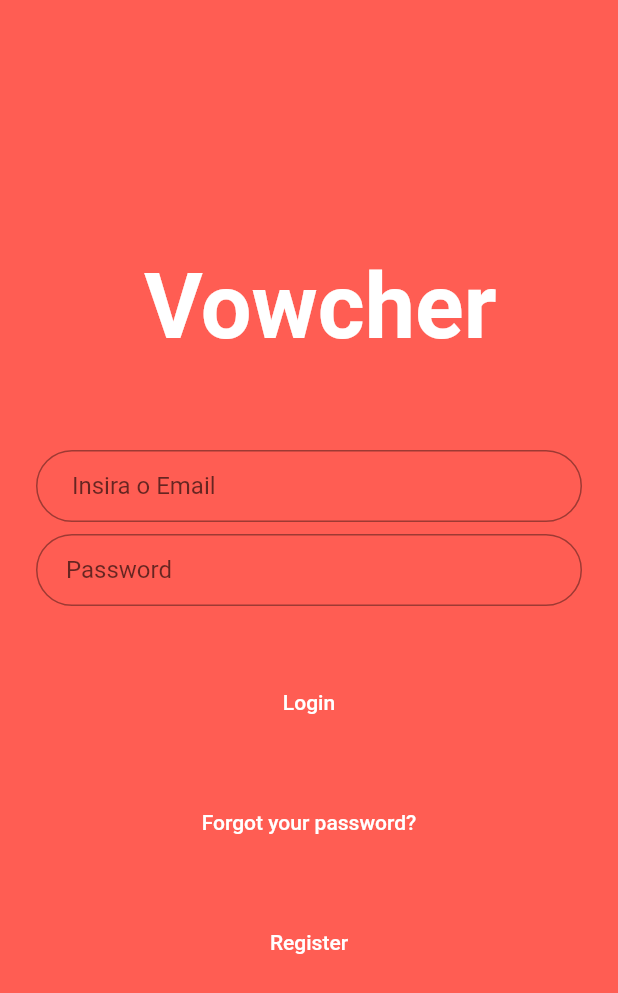
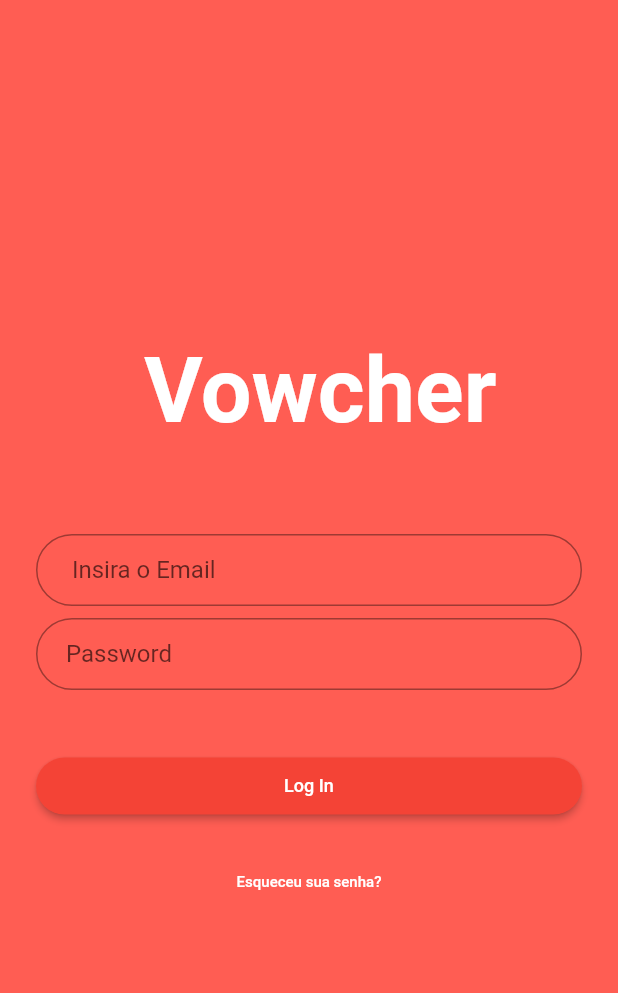
Before and after one commit to henriqdsvlima/vowcher_app_project, a Flutter app: the screen it shows after launch, on a phone screen of 412 x 824 dp. Shown: the top 993 px of the screen. Run offline on Flutter 3.47's test engine with Material 2 defaults, Android fonts, the phone set to English and light mode, and no system bars.

Commit message:
Revert "Button"
This reverts commit 1087a0384a43805bc69a6917e1aee9936910f426.

```diff
--- a/lib/main.dart
+++ b/lib/main.dart
@@ -57,44 +57,34 @@ class _VowcherLoginState extends State<VowcherLogin> {
 
     final loginButton = Padding(
       padding: EdgeInsets.symmetric(vertical: 16.0),
-      child: TextButton(
+      child: RaisedButton(
         onPressed: () {},
-        style: TextButton.styleFrom(
-            primary: Colors.transparent,
-            side: BorderSide(color: Colors.transparent)),
+        shape: RoundedRectangleBorder(
+          borderRadius: BorderRadius.circular(24),
+        ),
+        padding: EdgeInsets.all(12),
+        color: Colors.red,
         child: Text(
-          'Login',
-          style: TextStyle(color: Colors.white),
+          'Log In',
+          style: TextStyle(color: Colors.white, fontSize: 12.0),
         ),
       ),
     );
 
-    final forgotlabel = Padding(
-      padding: EdgeInsets.symmetric(vertical: 16.0),
-      child: TextButton(
-        onPressed: () {},
-        style: TextButton.styleFrom(
-            primary: Colors.transparent,
-            side: BorderSide(color: Colors.transparent)),
+    final forgotlabel = TextButton(
+      autofocus: true,
+      onPressed: () {},
+      child: Container(
         child: Text(
-          'Forgot your password?',
-          style: TextStyle(color: Colors.white),
+          'Esqueceu sua senha?',
+          style: TextStyle(color: Colors.white, fontSize: 10.0),
         ),
       ),
     );
 
-    final register = Padding(
-      padding: EdgeInsets.symmetric(vertical: 16.0),
-      child: TextButton(
-        onPressed: () {},
-        style: TextButton.styleFrom(
-            primary: Colors.transparent,
-            side: BorderSide(color: Colors.transparent)),
-        child: Text(
-          'Register',
-          style: TextStyle(color: Colors.white),
-        ),
-      ),
+    final Register = ElevatedButton(
+      autofocus: false,
+      onPressed: () {},
     );
 
     return MaterialApp(
@@ -119,7 +109,6 @@ class _VowcherLoginState extends State<VowcherLogin> {
               ),
               loginButton,
               forgotlabel,
-              register,
             ],
           ),
         ),
```
Also changed, not shown: lib/cupom.dart (deleted).
